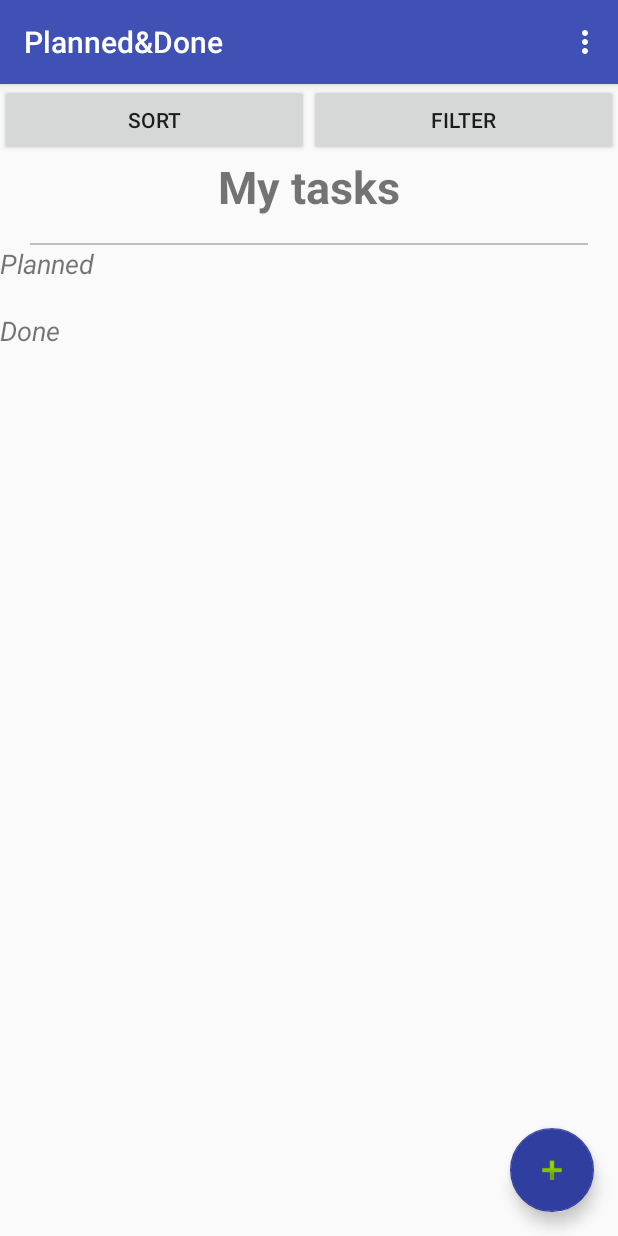
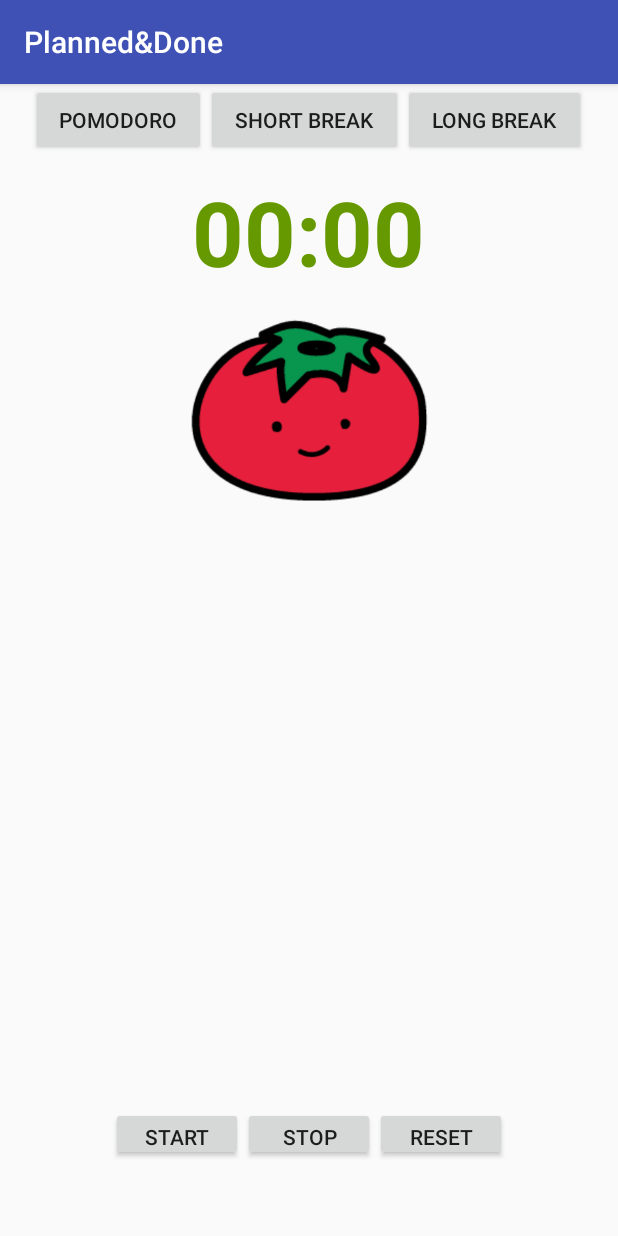
Before and after one commit to petrarozic/P-D, an Android app: the screen it shows after launch (MainActivity before the commit, Pomodoro after it), in the options menu, after a tap on "Pomodoro", on a phone screen of 412 x 824 dp. Run offline under Robolectric (Android 15) with nearby library versions, the phone set to English and light mode, and no system bars; 2 statements that could not run were skipped.

Commit message:
Pomodoro timer(frontend) i pocetak funkcionalnosti.

```diff
--- a/PlannedAndDone/app/src/main/AndroidManifest.xml
+++ b/PlannedAndDone/app/src/main/AndroidManifest.xml
@@ -22,12 +22,11 @@
 
         <provider
             android:name=".DataBase"
-            android:authorities="hr.math.provider.contprov">
-        </provider>
+            android:authorities="hr.math.provider.contprov"></provider>
 
-        <activity android:name=".AddTaskActivity"></activity>
-        <activity android:name=".EditCategories"></activity>
-
+        <activity android:name=".AddTaskActivity" />
+        <activity android:name=".EditCategories" />
+        <activity android:name=".Pomodoro"></activity>
     </application>
 
 </manifest>
--- a/PlannedAndDone/app/src/main/java/com/pnd/future_bosses/plannedanddone/MainActivity.java
+++ b/PlannedAndDone/app/src/main/java/com/pnd/future_bosses/plannedanddone/MainActivity.java
@@ -348,4 +348,9 @@ public class MainActivity extends AppCompatActivity
         return true;
     }
 
+    public void pomodoro(MenuItem item) {
+        Intent intent = new Intent(MainActivity.this, Pomodoro.class);
+        startActivity(intent);
+
+    }
 }
--- /dev/null
+++ b/PlannedAndDone/app/src/main/java/com/pnd/future_bosses/plannedanddone/Pomodoro.java
@@ -0,0 +1,54 @@
+package com.pnd.future_bosses.plannedanddone;
+
+import android.support.v7.app.AppCompatActivity;
+import android.os.Bundle;
+import android.view.View;
+import android.widget.TextView;
+
+public class Pomodoro extends AppCompatActivity {
+
+    int timeMin = 0;
+    int timeSec = 0;
+    @Override
+    protected void onCreate(Bundle savedInstanceState) {
+        super.onCreate(savedInstanceState);
+        setContentView(R.layout.activity_pomodoro);
+    }
+
+    public void pomoLong(View view) {
+        timeMin = 10;
+        startTimer();
+    }
+
+    public void pomoShort(View view) {
+        timeMin = 05;
+        startTimer();
+    }
+
+    public void pomoWork(View view) {
+        timeMin = 25;
+        startTimer();
+    }
+    private void startTimer(){
+        TextView min = (TextView)findViewById(R.id.minutes);
+        TextView sec = (TextView)findViewById(R.id.seconds);
+        String mins, secs;
+
+        if(timeMin<10){
+            //nalijepi 0 na pocetak
+            mins = "0"+timeMin;
+        }
+        else mins = Integer.toString(timeMin);
+        if(timeSec<10){
+            //nalijepi 0 na pocetak
+            secs = "0"+timeSec;
+        }
+        else secs = Integer.toString(timeSec);
+
+        min.setText(mins);
+        sec.setText(secs);
+        //odbrojavanje -> svaku sekundu promijeni stanje sekundi, svaku min ->stanje minuta
+        //prekopirati ono s timerom
+    }
+
+}
--- /dev/null
+++ b/PlannedAndDone/app/src/main/res/layout/activity_pomodoro.xml
@@ -0,0 +1,121 @@
+<?xml version="1.0" encoding="utf-8"?>
+<LinearLayout
+
+    xmlns:android="http://schemas.android.com/apk/res/android"
+    xmlns:app="http://schemas.android.com/apk/res-auto"
+    xmlns:tools="http://schemas.android.com/tools"
+    android:layout_width="match_parent"
+    android:layout_height="match_parent"
+    tools:context="com.pnd.future_bosses.plannedanddone.Pomodoro"
+    android:orientation="vertical">
+
+
+    <LinearLayout
+        android:layout_width="370dp"
+        android:layout_height="58dp"
+        android:orientation="horizontal"
+        tools:layout_editor_absoluteX="7dp"
+        tools:layout_editor_absoluteY="5dp"
+        android:layout_gravity="center|top">
+
+        <Button
+            android:id="@+id/button9"
+            android:layout_width="wrap_content"
+            android:layout_height="wrap_content"
+            android:layout_weight="1"
+            android:text="@string/Pomodoro"
+            android:onClick="pomoWork"/>
+
+        <Button
+            android:id="@+id/button10"
+            android:layout_width="wrap_content"
+            android:layout_height="wrap_content"
+            android:layout_weight="1"
+            android:text="@string/short_break"
+            android:onClick="pomoShort"/>
+
+        <Button
+            android:id="@+id/button8"
+            android:layout_width="wrap_content"
+            android:layout_height="wrap_content"
+            android:layout_weight="1"
+            android:text="@string/long_break"
+            android:onClick="pomoLong"/>
+    </LinearLayout>
+
+
+    <LinearLayout
+        android:layout_width="wrap_content"
+        android:layout_height="wrap_content"
+        android:layout_gravity="center">
+
+        <TextView
+            android:id="@+id/minutes"
+            android:layout_width="wrap_content"
+            android:layout_height="wrap_content"
+            android:text="00"
+            android:textColor="@android:color/holo_green_dark"
+            android:textSize="60dp"
+            android:textStyle="bold" />
+
+        <TextView
+            android:id="@+id/col"
+            android:layout_width="wrap_content"
+            android:layout_height="wrap_content"
+            android:text=":"
+            android:textColor="@android:color/holo_green_dark"
+            android:textSize="60dp"
+            android:textStyle="bold" />
+
+
+        <TextView
+            android:id="@+id/seconds"
+            android:layout_width="wrap_content"
+            android:layout_height="wrap_content"
+            android:text="00"
+            android:textColor="@android:color/holo_green_dark"
+            android:textSize="60dp"
+            android:textStyle="bold" />
+    </LinearLayout>
+
+    <ImageView
+        android:id="@+id/imageView3"
+        android:layout_width="213dp"
+        android:layout_height="166dp"
+        app:srcCompat="@drawable/pomidor"
+        android:layout_gravity="center|bottom" />
+
+
+    <LinearLayout
+        android:layout_width="wrap_content"
+        android:layout_height="wrap_content"
+        android:layout_gravity="center|bottom"
+        android:orientation="horizontal"
+        android:layout_weight="1"
+        android:layout_marginBottom="50dp"
+        >
+
+        <Button
+            android:id="@+id/button11"
+            android:layout_width="wrap_content"
+            android:layout_height="36dp"
+            android:text="@string/start"
+            android:layout_gravity="center|bottom"/>
+
+        <Button
+            android:id="@+id/button12"
+            android:layout_width="wrap_content"
+            android:layout_height="36dp"
+            android:text="@string/stop"
+            android:layout_gravity="center|bottom"/>
+
+        <Button
+            android:id="@+id/button13"
+            android:layout_width="wrap_content"
+            android:layout_height="36dp"
+            android:text="@string/reset"
+            android:layout_gravity="center|bottom"/>
+    </LinearLayout>
+
+
+</LinearLayout>
--- a/PlannedAndDone/app/src/main/res/menu/main.xml
+++ b/PlannedAndDone/app/src/main/res/menu/main.xml
@@ -6,7 +6,7 @@
         android:title="@string/action_calendar" app:showAsAction="never" />
 
     <item android:id="@+id/action_pomodoro" android:orderInCategory="100"
-        android:title="@string/action_pomodoro" app:showAsAction="never" />
+        android:title="@string/action_pomodoro" app:showAsAction="never" android:onClick="pomodoro"/>
 
     <item android:id="@+id/action_notifications" android:orderInCategory="100"
         android:title="@string/action_notifications" app:showAsAction="never" />
--- a/PlannedAndDone/app/src/main/res/values/strings.xml
+++ b/PlannedAndDone/app/src/main/res/values/strings.xml
@@ -25,6 +25,12 @@
     <string name="cancel">Cancel</string>
     <string name="completed_tasks_deleted_success">Completed tasks have been deleted successfully!</string>
     <string name="completed_tasks_deleted_not_success">Sadly you do not have any completed taskss to delete.</string>
+    <string name="Pomodoro">Pomodoro</string>
+    <string name="short_break">Short break</string>
+    <string name="long_break">Long break</string>
+    <string name="start">Start</string>
+    <string name="stop">Stop</string>
+    <string name="reset">Reset</string>
 
 
 </resources>
```
Also changed, not shown: PlannedAndDone/app/src/main/res/drawable/pomidor.png (added).
